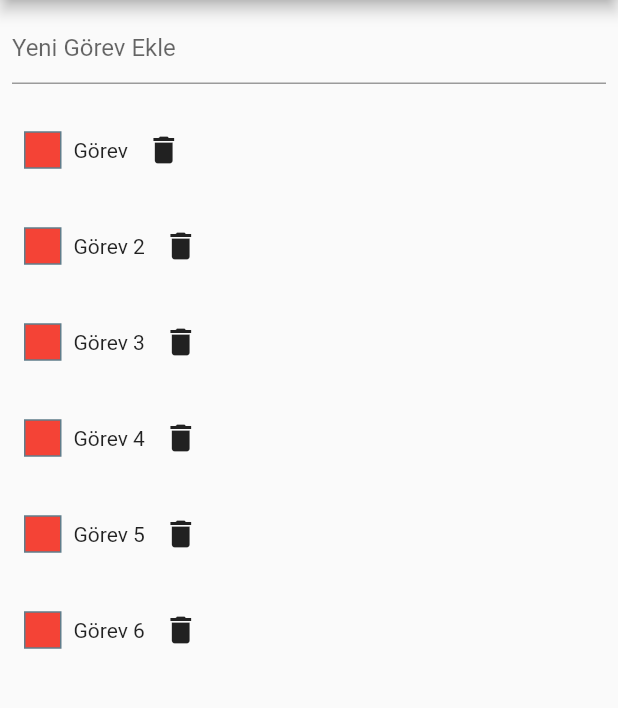
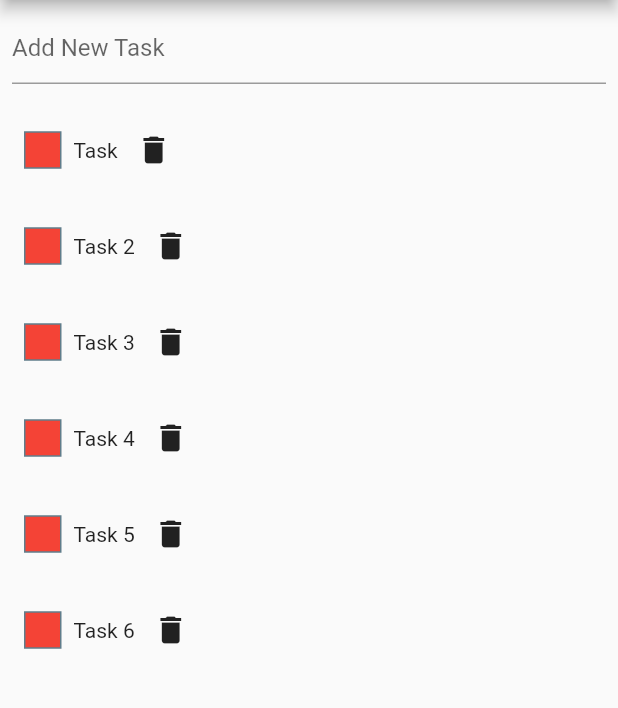
Before and after one commit to alihan-ulker/Flutter-Examples, a Flutter app: the screen it shows after launch, on a phone screen of 412 x 824 dp, the part 84-792 px from its top. Run offline on Flutter 3.47's test engine with Material 2 defaults, Android fonts, the phone set to English and light mode, and no system bars; our stand-ins replace fluro, hive, hive_flutter, package_info_plus; missing offline and left inert: flutter_inappwebview; accounts and stored records are empty.

Commit message:
todos edited v2

```diff
--- a/flutter_hive_example/lib/core/utils/ui_text.dart
+++ b/flutter_hive_example/lib/core/utils/ui_text.dart
@@ -1,11 +1,11 @@
 class UIText {
   static String appName = "hive";
   static String appTitle = "Hive Example";
-  static String hintText = "Yeni Görev Ekle";
-  static String duty = "Görev";
-  static String duty2 = "Görev 2";
-  static String duty3 = "Görev 3";
-  static String duty4 = "Görev 4";
-  static String duty5 = "Görev 5";
-  static String duty6 = "Görev 6";
+  static String hintText = "Add New Task";
+  static String task = "Task";
+  static String task2 = "Task 2";
+  static String task3 = "Task 3";
+  static String task4 = "Task 4";
+  static String task5 = "Task 5";
+  static String task6 = "Task 6";
 }
--- a/flutter_hive_example/lib/src/view/todo_view.dart
+++ b/flutter_hive_example/lib/src/view/todo_view.dart
@@ -17,12 +17,12 @@ class _ToDoViewState extends State<ToDoView> {
   final _controller = TextEditingController();
   final _todoBox = Hive.box(todoBox);
   final _todosList = [
-    ToDo(description: UIText.duty, finished: false),
-    ToDo(description: UIText.duty2, finished: false),
-    ToDo(description: UIText.duty3, finished: false),
-    ToDo(description: UIText.duty4, finished: false),
-    ToDo(description: UIText.duty5, finished: false),
-    ToDo(description: UIText.duty6, finished: false),
+    ToDo(description: UIText.task, finished: false),
+    ToDo(description: UIText.task2, finished: false),
+    ToDo(description: UIText.task3, finished: false),
+    ToDo(description: UIText.task4, finished: false),
+    ToDo(description: UIText.task5, finished: false),
+    ToDo(description: UIText.task6, finished: false),
   ];
 
   @override
```
